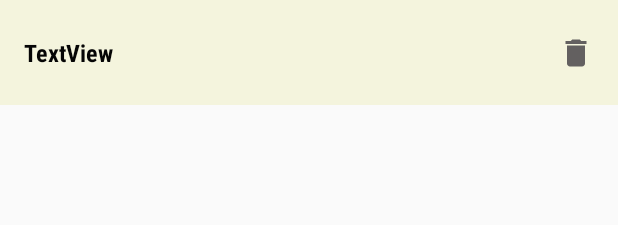
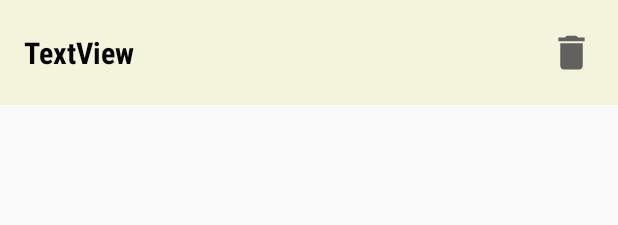
Before and after one commit to Mattiasl1/mynoteapp, an Android app: the layout note_list_item.xml on its own in the app's theme, with its tools: preview values and no code run, on a phone screen of 412 x 824 dp. Shown: the top 225 px of the screen. Run offline under Robolectric (Android 15) with nearby library versions, the phone set to English and light mode, and no system bars.

Commit message:
Recyclerview fixes

```diff
--- a/app/src/main/java/com/liljenbergmattias/supernoteapp/LoginFragment.kt
+++ b/app/src/main/java/com/liljenbergmattias/supernoteapp/LoginFragment.kt
@@ -57,7 +57,7 @@ class LoginFragment : Fragment() {
 
             if (it == LoginResult.LOGINOK)
             {
-                Snackbar.make(view, "lyckad inloggning!", Snackbar.LENGTH_SHORT).show()
+                Snackbar.make(view, "Välkommen!", Snackbar.LENGTH_SHORT).show()
             }
 
             if(it == LoginResult.LOGINFAIL)
--- a/app/src/main/java/com/liljenbergmattias/supernoteapp/MainActivity.kt
+++ b/app/src/main/java/com/liljenbergmattias/supernoteapp/MainActivity.kt
@@ -5,6 +5,7 @@ import android.os.Bundle
 import android.util.Log
 import androidx.activity.viewModels
 import androidx.lifecycle.Observer
+import com.google.android.material.snackbar.Snackbar
 import com.google.firebase.auth.FirebaseAuth
 import com.google.firebase.auth.ktx.auth
 import com.google.firebase.ktx.Firebase
@@ -51,6 +52,7 @@ class MainActivity : AppCompatActivity() {
             {
 
                 supportFragmentManager.beginTransaction().replace(R.id.fragContainer, StartFragment()).commit()
+
             } else {
                 supportFragmentManager.beginTransaction().replace(R.id.fragContainer, LoginFragment()).commit()
             }
--- a/app/src/main/res/layout/fragment_login.xml
+++ b/app/src/main/res/layout/fragment_login.xml
@@ -17,7 +17,7 @@
         android:layout_marginEnd="16dp"
         android:background="#FFF1F1F1"
         android:ems="10"
-        android:hint="   Email"
+        android:hint=" Email"
         android:inputType="textEmailAddress"
         app:layout_constraintEnd_toEndOf="parent"
         app:layout_constraintStart_toStartOf="parent"
@@ -32,7 +32,7 @@
         android:layout_marginEnd="16dp"
         android:background="#F1F1F1"
         android:ems="10"
-        android:hint="   Lösenord"
+        android:hint=" Lösenord"
         android:inputType="textPassword"
         app:layout_constraintEnd_toEndOf="parent"
         app:layout_constraintStart_toStartOf="parent"
--- a/app/src/main/res/layout/fragment_note_detail.xml
+++ b/app/src/main/res/layout/fragment_note_detail.xml
@@ -18,6 +18,7 @@
         android:hint="Titel"
         android:inputType="textPersonName"
         android:textColor="#000000"
+        android:textSize="20sp"
         app:layout_constraintEnd_toStartOf="@+id/noteSaveButton"
         app:layout_constraintStart_toStartOf="parent"
         app:layout_constraintTop_toTopOf="parent" />
--- a/app/src/main/res/layout/note_list_item.xml
+++ b/app/src/main/res/layout/note_list_item.xml
@@ -18,7 +18,7 @@
         android:fontFamily="sans-serif-condensed-medium"
         android:text="TextView"
         android:textColor="#050505"
-        android:textSize="16sp"
+        android:textSize="20sp"
         android:textStyle="bold"
         app:layout_constraintBottom_toBottomOf="parent"
         app:layout_constraintStart_toStartOf="parent"
@@ -26,8 +26,8 @@
 
     <ImageView
         android:id="@+id/imageView"
-        android:layout_width="wrap_content"
-        android:layout_height="wrap_content"
+        android:layout_width="30dp"
+        android:layout_height="30dp"
         android:layout_marginEnd="16dp"
         app:layout_constraintBottom_toBottomOf="parent"
         app:layout_constraintEnd_toEndOf="parent"
```
Also changed, not shown: app/src/main/java/com/liljenbergmattias/supernoteapp/NoteDetailFragment.kt (+8 -2 lines), app/src/main/java/com/liljenbergmattias/supernoteapp/NoteListAdapter.kt (+5 -2 lines), app/src/main/java/com/liljenbergmattias/supernoteapp/StartFragment.kt (+9 -0 lines).
